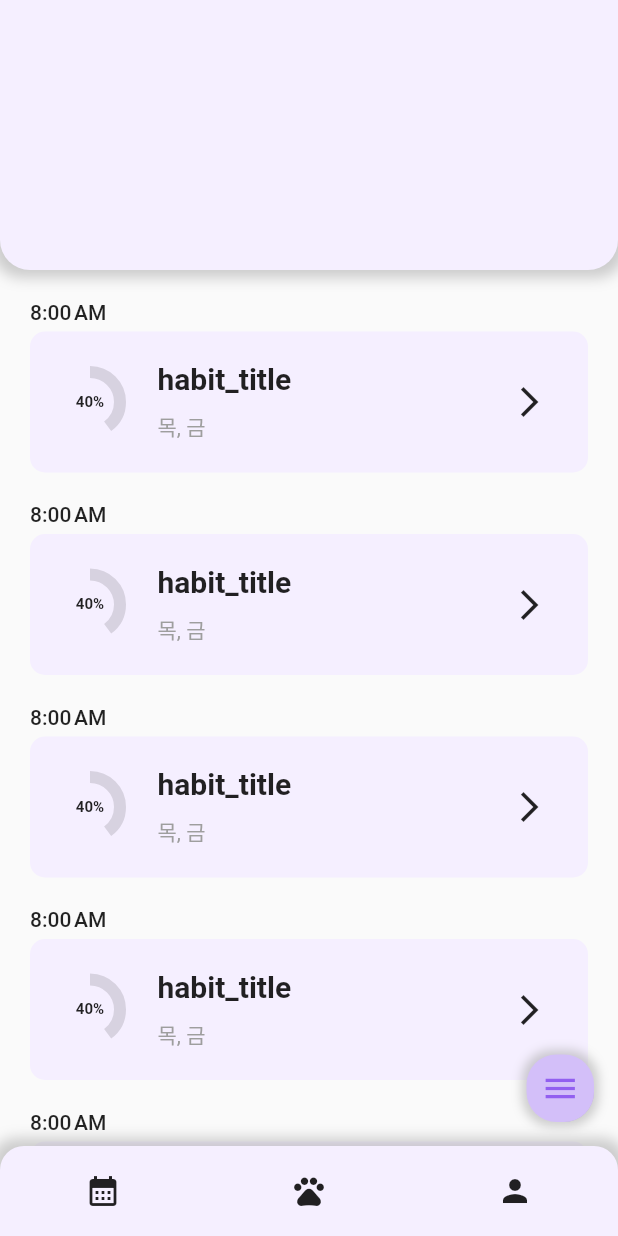
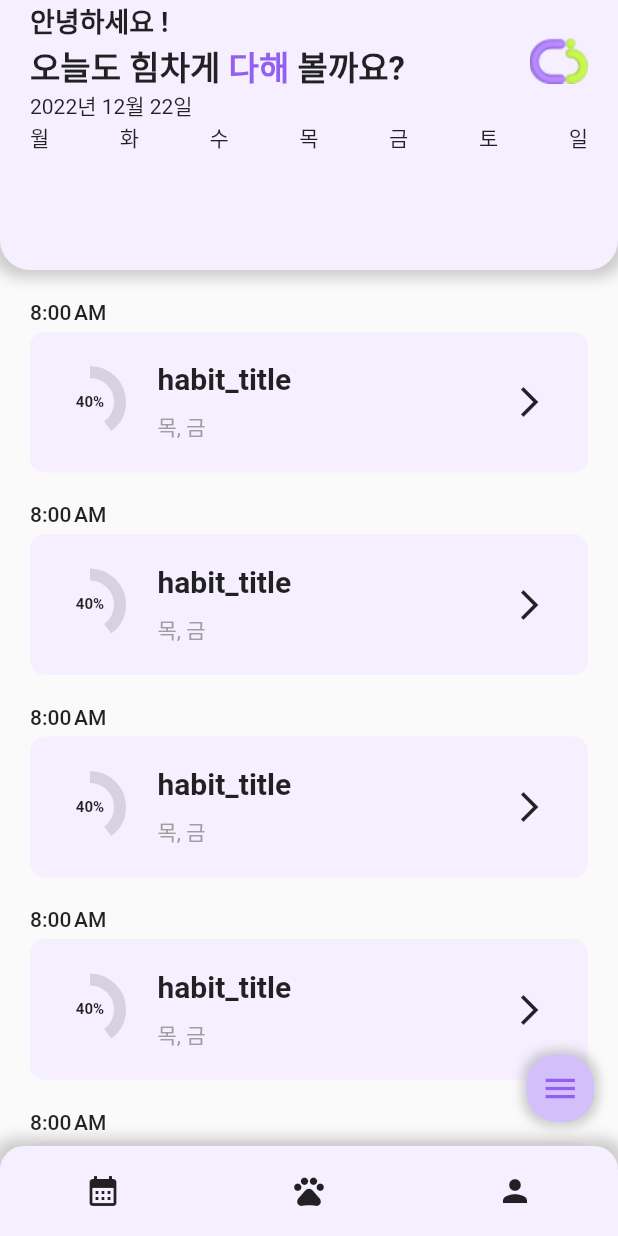
Before and after one commit to kugods-HabitTama/dahae-mobile, a Flutter app: the screen it shows after launch, on a phone screen of 412 x 824 dp. Run offline on Flutter 3.47's test engine with Material 2 defaults, Android fonts, the phone set to English and light mode, and no system bars; our stand-ins replace freezed_annotation, go_router.

Commit message:
add calender base

```diff
--- a/lib/screens/habit/calender_header.dart
+++ b/lib/screens/habit/calender_header.dart
@@ -10,6 +10,7 @@ class Header extends StatelessWidget {
   @override
   Widget build(BuildContext context) {
     return Container(
+      width: double.infinity,
       height: 180,
       decoration: BoxDecoration(
         borderRadius:
@@ -24,6 +25,51 @@ class Header extends StatelessWidget {
         ],
         color: Theme.of(context).backgroundColor,
       ),
+      child: Padding(
+        padding: const EdgeInsets.fromLTRB(20, 0, 20, 0),
+        child: Column(
+          crossAxisAlignment: CrossAxisAlignment.start,
+          children: [
+            Padding(padding: EdgeInsets.only(top: MediaQuery.of(context).padding.top)),   // 상태바 높이 패딩
+            Row(
+              mainAxisAlignment: MainAxisAlignment.spaceBetween,
+              children: [
+                Column(
+                  crossAxisAlignment: CrossAxisAlignment.start,
+                  children: [
+                    Text('안녕하세요 !', textAlign: TextAlign.left,
+                    style: TextStyle(fontSize: 18, fontWeight: FontWeight.bold),),
+                    Text.rich(
+                      TextSpan(
+                        children: <TextSpan>[
+                          TextSpan(text: '오늘도 힘차게 ', style: TextStyle(fontSize: 22, fontWeight: FontWeight.bold)),
+                          TextSpan(text: '다해 ', style: TextStyle(fontSize: 22, fontWeight: FontWeight.bold, color: Theme.of(context).highlightColor)),
+                          TextSpan(text: '볼까요?', style: TextStyle(fontSize: 22, fontWeight: FontWeight.bold)),
+                        ]
+                      ),
+                    ),
+                    Text('2022년 12월 22일', textAlign: TextAlign.left,),
+                  ],
+                ),
+                Image(image: AssetImage('assets/images/logo.png'))
+              ],
+            ),
+
+            Row(
+              mainAxisAlignment: MainAxisAlignment.spaceBetween,
+              children: [
+                Text('월'),
+                Text('화'),
+                Text('수'),
+                Text('목'),
+                Text('금'),
+                Text('토'),
+                Text('일'),
+              ],
+            )
+          ],
+        )
+      )
     );
   }
 }
```
